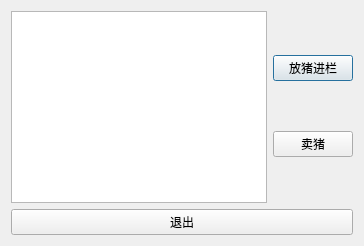
Qt form farmtext.ui (Jujuezi/repository) before a commit.
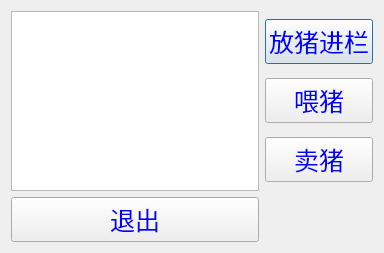
The same form after that commit. Icons and pictures are not drawn.

Patch:
```diff
--- a/farmtext.ui
+++ b/farmtext.ui
@@ -2,28 +2,82 @@
 <ui version="4.0">
  <class>farmText</class>
  <widget class="QDialog" name="farmText">
+  <property name="geometry">
+   <rect>
+    <x>0</x>
+    <y>0</y>
+    <width>384</width>
+    <height>253</height>
+   </rect>
+  </property>
   <property name="windowTitle">
    <string>猪栏信息</string>
   </property>
+  <property name="styleSheet">
+   <string notr="true">#farmText{border-image: url(:/pig/pigfarm.jpg);}</string>
+  </property>
   <layout class="QGridLayout" name="gridLayout">
    <item row="0" column="0">
-    <layout class="QVBoxLayout" name="verticalLayout_2">
-     <item>
-      <layout class="QHBoxLayout" name="horizontalLayout">
-       <item>
-        <widget class="QTextEdit" name="textEdit"/>
-       </item>
-       <item>
+    <widget class="QTextEdit" name="textEdit">
+     <property name="readOnly">
+      <bool>false</bool>
+     </property>
+    </widget>
+   </item>
+   <item row="0" column="1">
         <layout class="QVBoxLayout" name="verticalLayout">
          <item>
           <widget class="QPushButton" name="btnPush">
+       <property name="styleSheet">
+        <string notr="true">QPushButton
+{
+color:blue;
+font: 11pt &quot;方正舒体&quot;;
+font-size:25px
+}
+QPushButton:hover {
+    background-color: #008cba;
+    color: white;
+}</string>
+       </property>
            <property name="text">
             <string>放猪进栏</string>
            </property>
           </widget>
          </item>
+     <item>
+      <widget class="QPushButton" name="btnFeed">
+       <property name="styleSheet">
+        <string notr="true">QPushButton
+{
+color:blue;
+font: 11pt &quot;方正舒体&quot;;
+font-size:25px
+}
+QPushButton:hover {
+    background-color: #008cba;
+    color: white;
+}</string>
+       </property>
+       <property name="text">
+        <string>喂猪</string>
+       </property>
+      </widget>
+     </item>
          <item>
           <widget class="QPushButton" name="btnSell">
+       <property name="styleSheet">
+        <string notr="true">QPushButton
+{
+color:blue;
+font: 11pt &quot;方正舒体&quot;;
+font-size:25px
+}
+QPushButton:hover {
+    background-color: #008cba;
+    color: white;
+}</string>
+       </property>
            <property name="text">
             <string>卖猪</string>
            </property>
@@ -31,16 +85,24 @@
          </item>
         </layout>
        </item>
-      </layout>
-     </item>
-     <item>
+   <item row="1" column="0">
       <widget class="QPushButton" name="btnClose">
+     <property name="styleSheet">
+      <string notr="true">QPushButton
+{
+color:blue;
+font: 11pt &quot;方正舒体&quot;;
+font-size:25px
+}
+QPushButton:hover {
+    background-color: #008cba;
+    color: white;
+}</string>
+     </property>
        <property name="text">
         <string>退出</string>
        </property>
       </widget>
-     </item>
-    </layout>
    </item>
   </layout>
  </widget>
```
Lines whose indentation alone changed are shown as unchanged.
